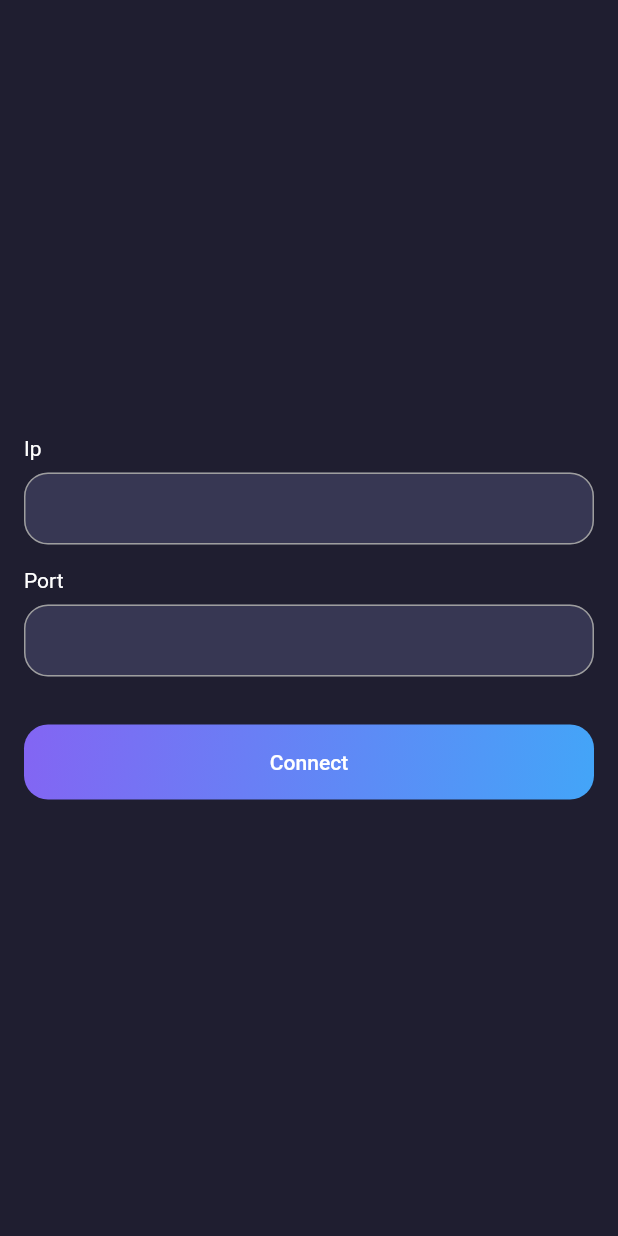
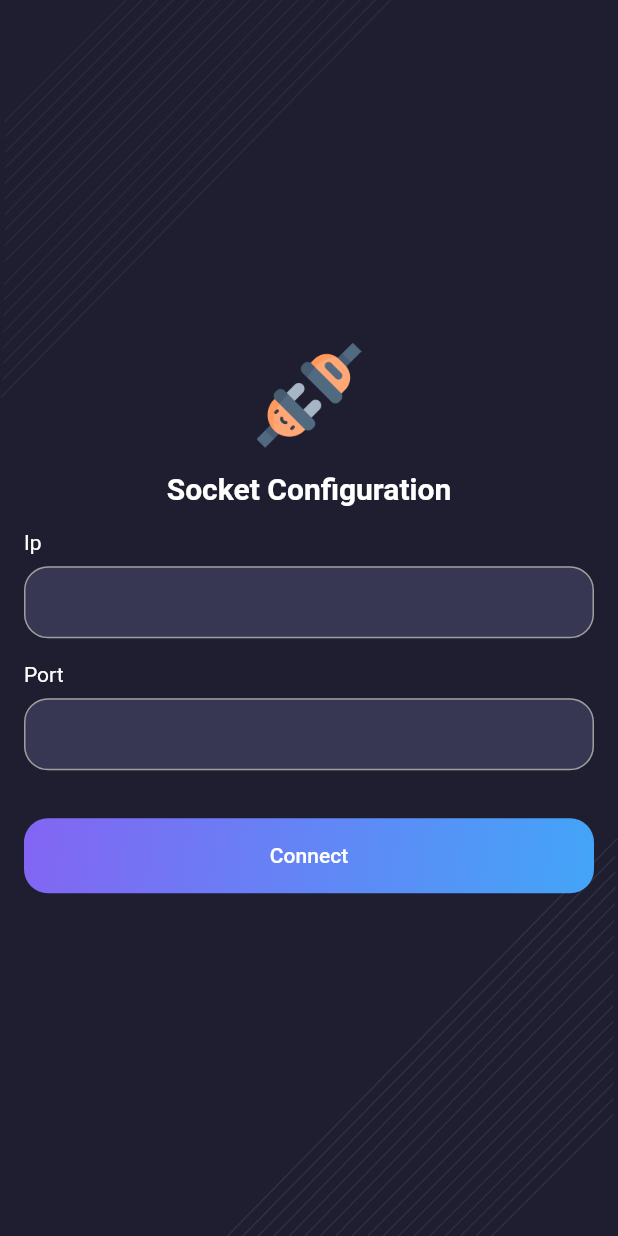
Before and after one commit to masoudmahmoodzadeh/Socket-Example, a Flutter app: the screen it shows after launch, on a phone screen of 412 x 824 dp. Run offline on Flutter 3.47's test engine with Material 2 defaults, Android fonts, the phone set to English and light mode, and no system bars; our stand-ins replace bloc, equatable, flutter_bloc, flutter_svg, socket_io_client.

Commit message:
[REFACTOR] to beautiful socketConfigScreen

```diff
--- /dev/null
+++ b/lib/base/widgets/custom_svg.dart
@@ -0,0 +1,29 @@
+import 'package:flutter/material.dart';
+import 'package:flutter_svg/svg.dart';
+
+class CustomSvg extends StatelessWidget {
+  final String path;
+  final double? width;
+  final double? height;
+  final Color? color;
+
+  const CustomSvg({
+    Key? key,
+    required this.path,
+    this.width,
+    this.height,
+    this.color,
+  }) : super(key: key);
+
+  @override
+  Widget build(BuildContext context) {
+    return SvgPicture.asset(
+      path,
+      width: width,
+      height: height,
+      fit: BoxFit.cover,
+      color: color,
+      alignment: Alignment.center,
+    );
+  }
+}
--- a/lib/screen/config/presentation/socket_config_screen.dart
+++ b/lib/screen/config/presentation/socket_config_screen.dart
@@ -4,7 +4,9 @@ import 'package:flutter_bloc/flutter_bloc.dart';
 import '../../../base/base_colors.dart';
 import '../../../base/widgets/custom_ip_field.dart';
 import '../../../base/widgets/custom_port_field.dart';
+import '../../../base/widgets/custom_svg.dart';
 import '../../../base/widgets/gradient_button.dart';
+import '../../../util/drawable_manager.dart';
 import '../../posts/presentation/list_posts_screen.dart';
 import 'socket_config_cubit.dart';
 import 'socket_config_state.dart';
@@ -32,11 +34,20 @@ class _ConfigView extends StatelessWidget {
     return SafeArea(
       child: Scaffold(
         backgroundColor: BaseColors.primary,
-        body: Padding(
+        body: Stack(
+          fit: StackFit.expand,
+          alignment: Alignment.center,
+          children: [
+            const CustomSvg(path: DrawableManager.bgAbstractLines),
+            Padding(
               padding: const EdgeInsets.all(16),
               child: Column(
                 mainAxisAlignment: MainAxisAlignment.center,
                 children: [
+                  _buildLogo(),
+                  const SizedBox(height: 16),
+                  _buildTitle(),
+                  const SizedBox(height: 16),
                   _buildIp(context),
                   const SizedBox(height: 16),
                   _buildPort(context),
@@ -45,6 +56,27 @@ class _ConfigView extends StatelessWidget {
                 ],
               ),
             ),
+          ],
+        ),
+      ),
+    );
+  }
+
+  Widget _buildLogo() {
+    return const Image(
+      image: AssetImage(DrawableManager.icSocket),
+      width: 70,
+      height: 70,
+    );
+  }
+
+  Widget _buildTitle() {
+    return const Text(
+      "Socket Configuration",
+      style: TextStyle(
+        fontSize: 20,
+        color: Colors.white,
+        fontWeight: FontWeight.bold,
       ),
     );
   }
--- a/lib/screen/posts/presentation/list_posts_screen.dart
+++ b/lib/screen/posts/presentation/list_posts_screen.dart
@@ -35,6 +35,7 @@ class _ListPostView extends StatelessWidget {
               return const CircularProgressIndicator();
             }
             return ListView.separated(
+              physics: const BouncingScrollPhysics(),
               padding: const EdgeInsets.all(16),
               itemCount: state.response.length,
               itemBuilder: (context, index) {
--- /dev/null
+++ b/lib/util/drawable_manager.dart
@@ -0,0 +1,5 @@
+class DrawableManager{
+
+  static const String icSocket = "assets/images/ic_socket.png";
+  static const String bgAbstractLines = "assets/images/bg_abstract_lines.svg";
+}
--- a/pubspec.yaml
+++ b/pubspec.yaml
@@ -32,6 +32,7 @@ dependencies:
   socket_io_client: ^1.0.2
   flutter_bloc: ^8.0.1
   equatable: ^2.0.3
+  flutter_svg: ^0.22.0
 
 
   # The following adds the Cupertino Icons font to your application.
@@ -61,8 +62,8 @@ flutter:
   uses-material-design: true
 
   # To add assets to your application, add an assets section, like this:
-  # assets:
-  #   - images/a_dot_burr.jpeg
+  assets:
+     - assets/images/
   #   - images/a_dot_ham.jpeg
 
   # An image asset can refer to one or more resolution-specific "variants", see
```
Also changed, not shown: assets/images/bg_abstract_lines.svg (added), assets/images/ic_socket.png (added), pubspec.lock. Lines whose indentation alone changed are shown as unchanged.
